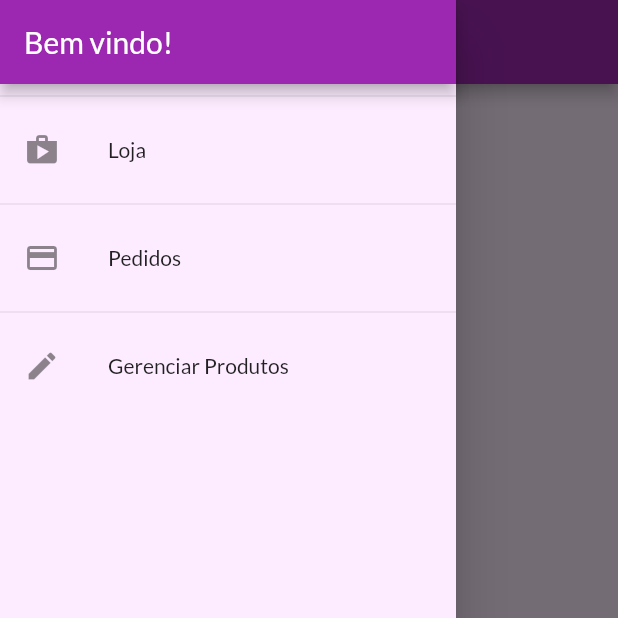
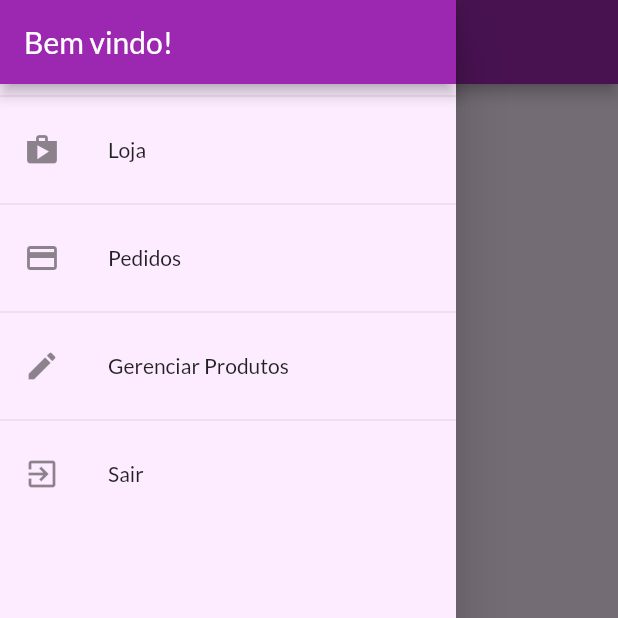
Before and after one commit to TonySilva7/shop-flutter, a Flutter app: the OrdersPage screen opened by its route, with the side drawer open, on a phone screen of 412 x 824 dp, the top half of it. Run offline on Flutter 3.47's test engine with Material 2 defaults, Android fonts, the phone set to English and light mode, and no system bars; our stand-ins replace flutter_dotenv; network calls fail.

```diff
--- a/lib/components/app_drawer.dart
+++ b/lib/components/app_drawer.dart
@@ -1,4 +1,6 @@
 import 'package:flutter/material.dart';
+import 'package:provider/provider.dart';
+import 'package:shop/models/auth.dart';
 import 'package:shop/routes/app_routes.dart';
 
 class AppDrawer extends StatelessWidget {
@@ -6,6 +8,8 @@ class AppDrawer extends StatelessWidget {
 
   @override
   Widget build(BuildContext context) {
+    Auth auth = Provider.of<Auth>(context, listen: false);
+
     return Drawer(
       child: Column(
         children: [
@@ -37,6 +41,15 @@ class AppDrawer extends StatelessWidget {
               Navigator.of(context).pushReplacementNamed(AppRoutes.products);
             },
           ),
+          const Divider(),
+          ListTile(
+            leading: const Icon(Icons.exit_to_app),
+            title: const Text('Sair'),
+            onTap: () {
+              auth.logout();
+              Navigator.of(context).pushReplacementNamed(AppRoutes.authOrHome);
+            },
+          ),
         ],
       ),
     );
--- a/lib/main.dart
+++ b/lib/main.dart
@@ -33,7 +33,7 @@ class MyApp extends StatelessWidget {
         ),
         ChangeNotifierProxyProvider<Auth, OrderList>(
           create: (ctx) => OrderList(),
-          update: (ctx, auth, previous) => OrderList(auth.token ?? '', previous?.items ?? []),
+          update: (ctx, auth, previous) => OrderList(auth.token ?? '', auth.userId ?? '', previous?.items ?? []),
         ),
         ChangeNotifierProvider(create: (ctx) => Cart()),
       ],
--- a/lib/models/auth.dart
+++ b/lib/models/auth.dart
@@ -8,8 +8,8 @@ import 'package:shop/exceptions/auth_exception.dart';
 class Auth with ChangeNotifier {
   final Map<String, dynamic> _authDataLogged = {
     'token': null,
-    'email': '',
-    'userId': '',
+    'email': null,
+    'userId': null,
     'expiryDate': null,
   };
 
@@ -62,4 +62,9 @@ class Auth with ChangeNotifier {
       notifyListeners();
     }
   }
+
+  void logout() {
+    _authDataLogged.clear();
+    notifyListeners();
+  }
 }
--- a/lib/models/order_list.dart
+++ b/lib/models/order_list.dart
@@ -10,8 +10,9 @@ import 'package:shop/models/order.dart';
 class OrderList with ChangeNotifier {
   final List<Order> _items;
   final String _token;
+  final String _userId;
 
-  OrderList([this._token = '', this._items = const []]);
+  OrderList([this._token = '', this._userId = '', this._items = const []]);
 
   List<Order> get items {
     return [..._items];
@@ -25,7 +26,7 @@ class OrderList with ChangeNotifier {
     DateTime dateNow = DateTime.now();
 
     final Response response = await post(
-      Uri.parse('${dotenv.env['ORDER_BASE_URL']}.json?auth=$_token'),
+      Uri.parse('${dotenv.env['ORDER_BASE_URL']}/$_userId.json?auth=$_token'),
       body: jsonEncode({
         'total': cart.totalAmount,
         'date': dateNow.toIso8601String(),
@@ -59,7 +60,7 @@ class OrderList with ChangeNotifier {
   Future<void> loadOrders() async {
     List<Order> listItems = [];
 
-    final response = await get(Uri.parse('${dotenv.env['ORDER_BASE_URL']}.json?auth=$_token'));
+    final response = await get(Uri.parse('${dotenv.env['ORDER_BASE_URL']}/$_userId.json?auth=$_token'));
     Map<String, dynamic> data = jsonDecode(response.body) ?? {};
 
     if (data.isNotEmpty) {
```
